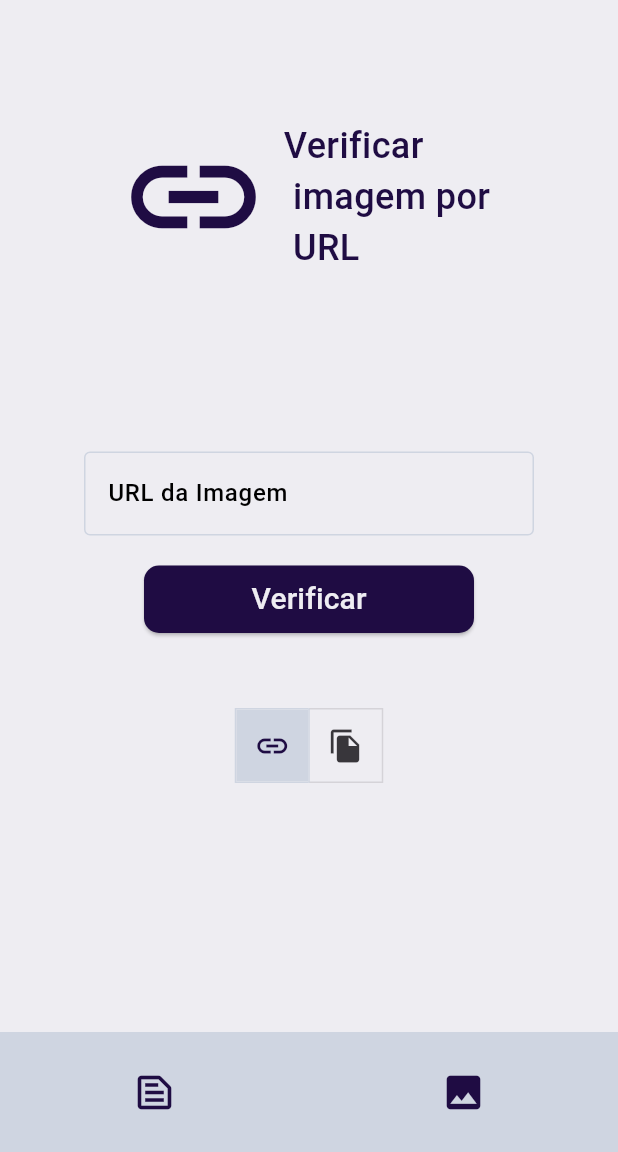
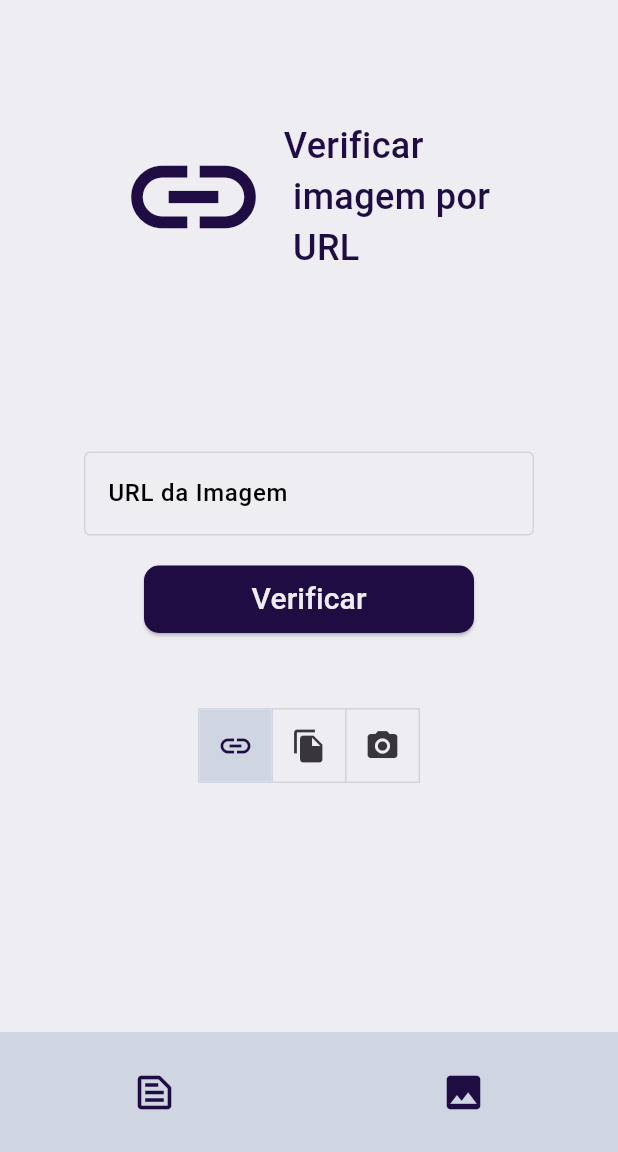
Before and after one commit to Romulooo/DeepScan, a Flutter app: the screen it shows after launch, after a tap on the "link" icon, on a phone screen of 412 x 824 dp, the part 84-1236 px from its top. Run offline on Flutter 3.47's test engine with Material 3 defaults, Android fonts, the phone set to English and light mode, and no system bars; drawn by our look-alikes of loader_overlay; our stand-ins replace camera, file_picker, flutter_svg, percent_indicator, permission_handler; missing offline and left inert: flutter_popup_card.

Commit message:
possibilidade de verificar imagens utilizando a camera funcionando

```diff
--- a/lib/main.dart
+++ b/lib/main.dart
@@ -9,7 +9,7 @@ Color fundo = const Color.fromARGB(255, 238, 237, 242);
 Color azulCinza = const Color.fromARGB(255, 207, 213, 225);
 Color vermelho = const Color.fromARGB(255, 232, 50, 49);
 
-void main() {
+void main() async {
   runApp(const MainApp());
 }
 
--- a/lib/screens/images.dart
+++ b/lib/screens/images.dart
@@ -1,3 +1,4 @@
+import 'package:camera/camera.dart';
 import 'package:flutter/material.dart';
 
 import '../logic/imagedetector.dart';
@@ -18,7 +19,7 @@ import 'package:flutter_svg/flutter_svg.dart';
 import 'package:percent_indicator/percent_indicator.dart';
 
 // Importando o pacote de seleção de arquivos
-import 'package:file_picker/file_picker.dart'; //<- Tentarei usar outro
+import 'package:file_picker/file_picker.dart';
 
 //fudeu
 import 'package:permission_handler/permission_handler.dart';
@@ -26,7 +27,18 @@ import 'package:permission_handler/permission_handler.dart';
 // Loader
 import 'package:loader_overlay/loader_overlay.dart';
 
-void main() {
+//Camera
+import 'package:camera/camera.dart';
+
+//Converter arquivos XFile
+import 'dart:typed_data';
+
+//late List<CameraDescription> _cameras;
+
+void main() async {
+  WidgetsFlutterBinding.ensureInitialized();
+
+  //_cameras = await availableCameras();
   runApp(const TelaImagem());
 }
 
@@ -38,7 +50,16 @@ class TelaImagem extends StatefulWidget {
 }
 
 class _TelaImagemState extends State<TelaImagem> {
-  bool _arquivo = false;
+  List<CameraDescription> cameras = [];
+  CameraController? cameraController;
+
+  @override
+  void initState() {
+    super.initState();
+    _setupCameraController();
+  }
+
+  int tipoVerifica = 0; // 0 = URL, 1 = Arquivo, 2 = Câmera
   String aiGenerated = "AI Generated";
   String deepfake = "Deepfake";
   double aiGeneratedDouble = 0;
@@ -52,6 +73,7 @@ class _TelaImagemState extends State<TelaImagem> {
   final FocusNode _textFieldFocusNode = FocusNode();
 
   PlatformFile? _selectedFile;
+  PlatformFile? fotoFile;
 
   Future<void> _selecionarArquivo() async {
     //Permissão
@@ -76,6 +98,31 @@ class _TelaImagemState extends State<TelaImagem> {
     }
   }
 
+  // Código usado para a câmear abaixo
+  /*late CameraController _controllerCamera;
+
+  @override
+  void initState() {
+    initCamera();
+    super.initState();
+  }
+
+  initCamera() {
+    _controllerCamera = CameraController(_cameras[0], ResolutionPreset.max);
+    _controllerCamera.initialize().then((_) {
+      if (!mounted) {
+        return;
+      }
+      setState(() {});
+    });
+  }
+
+  @override
+  void dispose() {
+    _controllerCamera.dispose();
+    super.dispose();
+  }*/
+
   @override
   Widget build(BuildContext context) {
     return Scaffold(
@@ -91,12 +138,15 @@ class _TelaImagemState extends State<TelaImagem> {
             mainAxisAlignment: MainAxisAlignment.center,
             children: [
               Icon(
-                _arquivo ? Icons.file_copy : Icons.link,
+                tipoVerifica == 0
+                    ? Icons.link
+                    : (tipoVerifica == 1 ? Icons.file_copy : Icons.camera_alt),
                 color: azulDestaque,
                 size: 100,
               ),
+
               Text(
-                "Verificar \n imagem por \n ${_arquivo ? "Arquivo" : "URL "}",
+                "Verificar \n imagem por \n ${tipoVerifica == 0 ? "URL" : (tipoVerifica == 1 ? "Arquivo" : "Câmera")}",
                 style: TextStyle(
                   color: azulDestaque,
                   fontSize: 24,
@@ -106,7 +156,7 @@ class _TelaImagemState extends State<TelaImagem> {
             ],
           ),
 
-          _arquivo
+          tipoVerifica == 1
               ? Column(
                 children: [
                   SizedBox(height: 100),
@@ -148,7 +198,8 @@ class _TelaImagemState extends State<TelaImagem> {
                     ),
                 ],
               )
-              : Center(
+              : (tipoVerifica == 0
+                  ? Center(
                     child: Column(
                       children: [
                         SizedBox(height: 119),
@@ -187,7 +238,8 @@ class _TelaImagemState extends State<TelaImagem> {
                         ),
                       ],
                     ),
-              ),
+                  )
+                  : _buildUI()),
           SizedBox(height: 20),
 
           Column(
@@ -209,10 +261,12 @@ class _TelaImagemState extends State<TelaImagem> {
                       context.loaderOverlay.show();
                       late final result;
                       _textFieldFocusNode.unfocus();
-                      if (_controllerUrl.text.isNotEmpty && _arquivo == false) {
+                      if (_controllerUrl.text.isNotEmpty && tipoVerifica == 0) {
                         result = await verificarImagemURL(_controllerUrl.text);
-                      } else if (_selectedFile != null && _arquivo == true) {
+                      } else if (_selectedFile != null && tipoVerifica == 1) {
                         result = await verificarImagemArquivo(_selectedFile!);
+                      } else if (tipoVerifica == 2) {
+                        result = await verificarImagemArquivo(fotoFile!);
                       } else {
                         ScaffoldMessenger.of(context).clearSnackBars();
                         ScaffoldMessenger.of(context).showSnackBar(
@@ -523,32 +577,14 @@ class _TelaImagemState extends State<TelaImagem> {
                   ),
                 ),
               ),
-              /*SizedBox(height: 40),
-              Align(
-                alignment: FractionalOffset.bottomCenter,
-                child: Row(
-                  mainAxisAlignment: MainAxisAlignment.center,
-                  spacing: 10,
-                  children: [
-                    Text(
-                      "Verificar por arquivo",
-                      style: TextStyle(color: Colors.black, fontSize: 14),
-                    ),
-                    Switch(
-                      activeColor: azulDestaque,
-                      value: _arquivo,
-                      onChanged: (value) {
-                        setState(() {
-                          _arquivo = value;
-                        });
-                      },
-                    ),
-                  ],
-                ),
-              ),*/
+
               SizedBox(height: 50),
               ToggleButtons(
-                isSelected: [_arquivo == false, _arquivo == true],
+                isSelected: [
+                  tipoVerifica == 0,
+                  tipoVerifica == 1,
+                  tipoVerifica == 2,
+                ],
                 selectedColor: azulDestaque,
                 selectedBorderColor: azulCinza,
                 focusColor: azulDestaque,
@@ -557,10 +593,14 @@ class _TelaImagemState extends State<TelaImagem> {
                 splashColor: const Color.fromARGB(30, 31, 12, 67),
                 onPressed: (index) {
                   setState(() {
-                    _arquivo = index == 1;
+                    tipoVerifica = index;
                   });
                 },
-                children: [Icon(Icons.link), Icon(Icons.file_copy)],
+                children: [
+                  Icon(Icons.link),
+                  Icon(Icons.file_copy),
+                  Icon(Icons.camera_alt),
+                ],
               ),
             ],
           ),
@@ -568,33 +608,62 @@ class _TelaImagemState extends State<TelaImagem> {
       ),
 
       bottomNavigationBar: BottomBar(),
+    );
+  }
 
-      /*bottomSheet: Container(
-        color: fundo,
+  Widget _buildUI() {
+    if (cameraController == null ||
+        cameraController?.value.isInitialized == false) {
+      return const Center(child: CircularProgressIndicator());
+    }
+    return SafeArea(
+      child: SizedBox(
         child: Column(
-          mainAxisSize: MainAxisSize.min,
-          verticalDirection: VerticalDirection.up, // <- inverte o sentido
-          mainAxisAlignment: MainAxisAlignment.start,
+          mainAxisAlignment: MainAxisAlignment.spaceEvenly,
+          crossAxisAlignment: CrossAxisAlignment.center,
           children: [
-            SizedBox(height: 50),
-            ToggleButtons(
-              isSelected: [_arquivo == false, _arquivo == true],
-              selectedColor: azulDestaque,
-              selectedBorderColor: azulCinza,
-              focusColor: azulDestaque,
-              highlightColor: azulCinza,
-              fillColor: azulCinza,
-              splashColor: const Color.fromARGB(30, 31, 12, 67),
-              onPressed: (index) {
-                setState(() {
-                  _arquivo = index == 1;
-                });
+            SizedBox(
+              height: 300,
+              width: 200,
+              child: CameraPreview(cameraController!),
+            ),
+            IconButton(
+              onPressed: () async {
+                XFile foto = await cameraController!.takePicture();
+
+                // Lê os bytes da foto
+                Uint8List bytes = await foto.readAsBytes();
+
+                // Constrói um PlatformFile
+                fotoFile = PlatformFile(
+                  name: foto.name,
+                  size: bytes.length,
+                  bytes: bytes,
+                  path: foto.path,
+                );
               },
-              children: [Icon(Icons.link), Icon(Icons.file_copy)],
+              icon: Icon(Icons.camera),
+              iconSize: 50,
             ),
           ],
         ),
-      ),*/
+      ),
     );
   }
+
+  Future<void> _setupCameraController() async {
+    List<CameraDescription> _cameras = await availableCameras();
+    if (_cameras.isNotEmpty) {
+      setState(() {
+        cameras = _cameras;
+        cameraController = CameraController(
+          _cameras.first,
+          ResolutionPreset.high,
+        );
+      });
+      cameraController?.initialize().then((_) {
+        setState(() {});
+      });
     }
+  }
+}
--- a/pubspec.yaml
+++ b/pubspec.yaml
@@ -39,6 +39,7 @@ dependencies:
   flutter_svg: ^2.2.0
   percent_indicator: ^4.2.5
   permission_handler:
+  camera: ^0.11.2
 
 
   file_picker: ^10.2.0
```
Also changed, not shown: pubspec.lock, 3 other files. Lines whose indentation alone changed are shown as unchanged.
